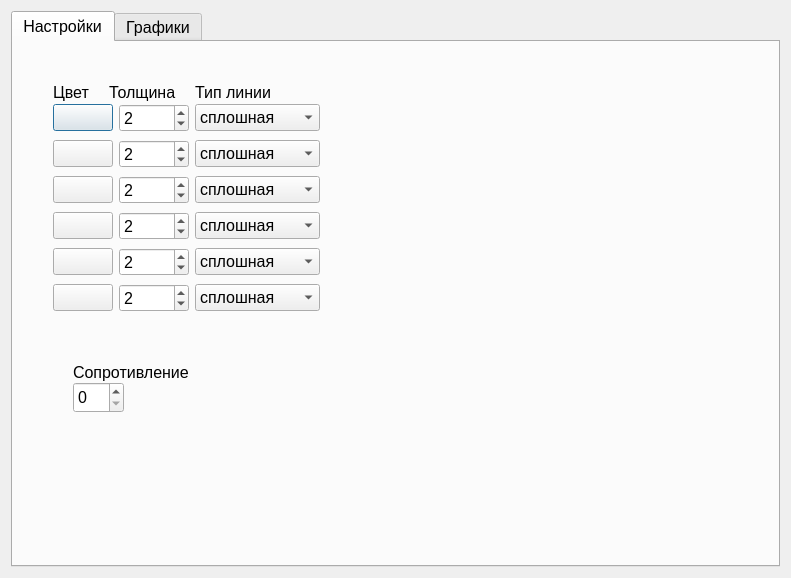
Old version of the form UI.ui in the repository Nenu1985/stend.
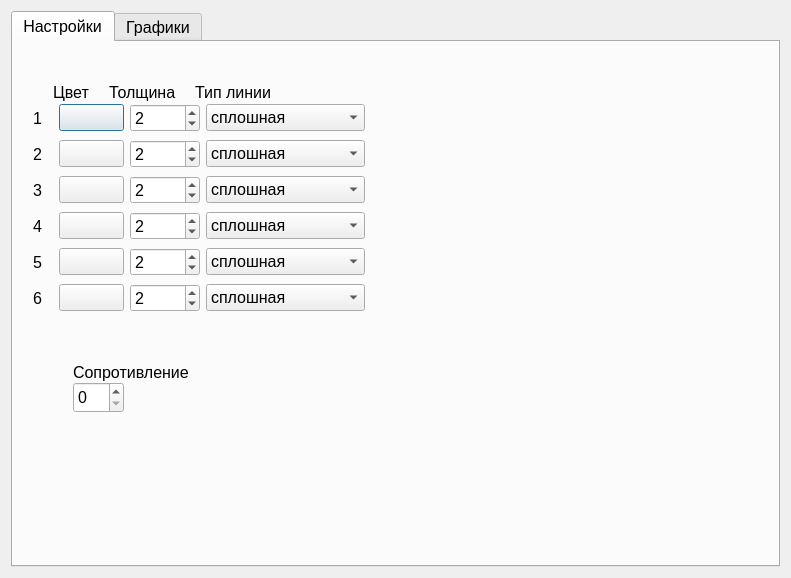
New version of the form. The open tabs and pages were chosen to show the change. Icons and pictures are not drawn.

```diff
--- a/UI.ui
+++ b/UI.ui
@@ -61,41 +61,143 @@
         <string>Сопротивление</string>
        </property>
       </widget>
-      <widget class="QWidget" name="">
+      <widget class="QWidget" name="layoutWidget">
        <property name="geometry">
         <rect>
          <x>40</x>
+         <y>40</y>
+         <width>244</width>
+         <height>21</height>
+        </rect>
+       </property>
+       <layout class="QHBoxLayout" name="horizontalLayout_2">
+        <item>
+         <widget class="QLabel" name="label_4">
+          <property name="minimumSize">
+           <size>
+            <width>50</width>
+            <height>0</height>
+           </size>
+          </property>
+          <property name="maximumSize">
+           <size>
+            <width>50</width>
+            <height>16777215</height>
+           </size>
+          </property>
+          <property name="font">
+           <font>
+            <pointsize>12</pointsize>
+           </font>
+          </property>
+          <property name="text">
+           <string>Цвет</string>
+          </property>
+         </widget>
+        </item>
+        <item>
+         <widget class="QLabel" name="label_5">
+          <property name="minimumSize">
+           <size>
+            <width>80</width>
+            <height>0</height>
+           </size>
+          </property>
+          <property name="maximumSize">
+           <size>
+            <width>80</width>
+            <height>16777215</height>
+           </size>
+          </property>
+          <property name="font">
+           <font>
+            <pointsize>12</pointsize>
+           </font>
+          </property>
+          <property name="text">
+           <string>Толщина</string>
+          </property>
+         </widget>
+        </item>
+        <item>
+         <widget class="QLabel" name="label_6">
+          <property name="minimumSize">
+           <size>
+            <width>100</width>
+            <height>0</height>
+           </size>
+          </property>
+          <property name="maximumSize">
+           <size>
+            <width>100</width>
+            <height>16777215</height>
+           </size>
+          </property>
+          <property name="font">
+           <font>
+            <pointsize>12</pointsize>
+           </font>
+          </property>
+          <property name="text">
+           <string>Тип линии</string>
+          </property>
+         </widget>
+        </item>
+       </layout>
+      </widget>
+      <widget class="QWidget" name="layoutWidget">
+       <property name="geometry">
+        <rect>
+         <x>20</x>
          <y>60</y>
-         <width>267</width>
+         <width>332</width>
          <height>218</height>
         </rect>
        </property>
-       <property name="minimumSize">
-        <size>
-         <width>60</width>
-         <height>0</height>
-        </size>
-       </property>
        <layout class="QGridLayout" name="gridLayout_2">
         <item row="0" column="0">
-         <widget class="QPushButton" name="pushButton_color1">
+         <widget class="QLabel" name="label_8">
           <property name="minimumSize">
            <size>
-            <width>60</width>
+            <width>20</width>
             <height>0</height>
            </size>
           </property>
+          <property name="maximumSize">
+           <size>
+            <width>20</width>
+            <height>16777215</height>
+           </size>
+          </property>
           <property name="font">
            <font>
             <pointsize>12</pointsize>
            </font>
           </property>
           <property name="text">
-           <string/>
+           <string>1</string>
           </property>
          </widget>
         </item>
         <item row="0" column="1">
+         <widget class="QPushButton" name="pushButton_color1">
+          <property name="minimumSize">
+           <size>
+            <width>60</width>
+            <height>0</height>
+           </size>
+          </property>
+          <property name="font">
+           <font>
+            <pointsize>12</pointsize>
+           </font>
+          </property>
+          <property name="text">
+           <string/>
+          </property>
+         </widget>
+        </item>
+        <item row="0" column="2">
          <widget class="QSpinBox" name="spinBox_thickness1">
           <property name="minimumSize">
            <size>
@@ -119,7 +221,7 @@
           </property>
          </widget>
         </item>
-        <item row="0" column="2">
+        <item row="0" column="3">
          <widget class="QComboBox" name="comboBox_linetype1">
           <property name="font">
            <font>
@@ -144,48 +246,72 @@
          </widget>
         </item>
         <item row="1" column="0">
-         <widget class="QPushButton" name="pushButton_color2">
+         <widget class="QLabel" name="label_9">
           <property name="minimumSize">
            <size>
-            <width>60</width>
+            <width>20</width>
             <height>0</height>
            </size>
           </property>
+          <property name="maximumSize">
+           <size>
+            <width>20</width>
+            <height>16777215</height>
+           </size>
+          </property>
           <property name="font">
            <font>
             <pointsize>12</pointsize>
            </font>
           </property>
           <property name="text">
-           <string/>
+           <string>2</string>
           </property>
          </widget>
         </item>
         <item row="1" column="1">
-         <widget class="QSpinBox" name="spinBox_thickness2">
+         <widget class="QPushButton" name="pushButton_color2">
           <property name="minimumSize">
            <size>
-            <width>70</width>
+            <width>60</width>
             <height>0</height>
            </size>
           </property>
-          <property name="maximumSize">
-           <size>
-            <width>70</width>
-            <height>16777215</height>
-           </size>
-          </property>
           <property name="font">
            <font>
             <pointsize>12</pointsize>
            </font>
           </property>
-          <property name="value">
-           <number>2</number>
+          <property name="text">
+           <string/>
           </property>
          </widget>
         </item>
         <item row="1" column="2">
+         <widget class="QSpinBox" name="spinBox_thickness2">
+          <property name="minimumSize">
+           <size>
+            <width>70</width>
+            <height>0</height>
+           </size>
+          </property>
+          <property name="maximumSize">
+           <size>
+            <width>70</width>
+            <height>16777215</height>
+           </size>
+          </property>
+          <property name="font">
+           <font>
+            <pointsize>12</pointsize>
+           </font>
+          </property>
+          <property name="value">
+           <number>2</number>
+          </property>
+         </widget>
+        </item>
+        <item row="1" column="3">
          <widget class="QComboBox" name="comboBox_linetype2">
           <property name="font">
            <font>
@@ -210,48 +336,72 @@
          </widget>
         </item>
         <item row="2" column="0">
-         <widget class="QPushButton" name="pushButton_color3">
+         <widget class="QLabel" name="label_10">
           <property name="minimumSize">
            <size>
-            <width>60</width>
+            <width>20</width>
             <height>0</height>
            </size>
           </property>
+          <property name="maximumSize">
+           <size>
+            <width>20</width>
+            <height>16777215</height>
+           </size>
+          </property>
           <property name="font">
            <font>
             <pointsize>12</pointsize>
            </font>
           </property>
           <property name="text">
-           <string/>
+           <string>3</string>
           </property>
          </widget>
         </item>
         <item row="2" column="1">
-         <widget class="QSpinBox" name="spinBox_thickness3">
+         <widget class="QPushButton" name="pushButton_color3">
           <property name="minimumSize">
            <size>
-            <width>70</width>
+            <width>60</width>
             <height>0</height>
            </size>
           </property>
-          <property name="maximumSize">
-           <size>
-            <width>70</width>
-            <height>16777215</height>
-           </size>
-          </property>
           <property name="font">
            <font>
             <pointsize>12</pointsize>
            </font>
           </property>
-          <property name="value">
-           <number>2</number>
+          <property name="text">
+           <string/>
           </property>
          </widget>
         </item>
         <item row="2" column="2">
+         <widget class="QSpinBox" name="spinBox_thickness3">
+          <property name="minimumSize">
+           <size>
+            <width>70</width>
+            <height>0</height>
+           </size>
+          </property>
+          <property name="maximumSize">
+           <size>
+            <width>70</width>
+            <height>16777215</height>
+           </size>
+          </property>
+          <property name="font">
+           <font>
+            <pointsize>12</pointsize>
+           </font>
+          </property>
+          <property name="value">
+           <number>2</number>
+          </property>
+         </widget>
+        </item>
+        <item row="2" column="3">
          <widget class="QComboBox" name="comboBox_linetype3">
           <property name="font">
            <font>
@@ -276,48 +426,72 @@
          </widget>
         </item>
         <item row="3" column="0">
-         <widget class="QPushButton" name="pushButton_color4">
+         <widget class="QLabel" name="label_11">
           <property name="minimumSize">
            <size>
-            <width>60</width>
+            <width>20</width>
             <height>0</height>
            </size>
           </property>
+          <property name="maximumSize">
+           <size>
+            <width>20</width>
+            <height>16777215</height>
+           </size>
+          </property>
           <property name="font">
            <font>
             <pointsize>12</pointsize>
            </font>
           </property>
           <property name="text">
-           <string/>
+           <string>4</string>
           </property>
          </widget>
         </item>
         <item row="3" column="1">
-         <widget class="QSpinBox" name="spinBox_thickness4">
+         <widget class="QPushButton" name="pushButton_color4">
           <property name="minimumSize">
            <size>
-            <width>70</width>
+            <width>60</width>
             <height>0</height>
            </size>
           </property>
-          <property name="maximumSize">
-           <size>
-            <width>70</width>
-            <height>16777215</height>
-           </size>
-          </property>
           <property name="font">
            <font>
             <pointsize>12</pointsize>
            </font>
           </property>
-          <property name="value">
-           <number>2</number>
+          <property name="text">
+           <string/>
           </property>
          </widget>
         </item>
         <item row="3" column="2">
+         <widget class="QSpinBox" name="spinBox_thickness4">
+          <property name="minimumSize">
+           <size>
+            <width>70</width>
+            <height>0</height>
+           </size>
+          </property>
+          <property name="maximumSize">
+           <size>
+            <width>70</width>
+            <height>16777215</height>
+           </size>
+          </property>
+          <property name="font">
+           <font>
+            <pointsize>12</pointsize>
+           </font>
+          </property>
+          <property name="value">
+           <number>2</number>
+          </property>
+         </widget>
+        </item>
+        <item row="3" column="3">
          <widget class="QComboBox" name="comboBox_linetype4">
           <property name="font">
            <font>
@@ -342,48 +516,72 @@
          </widget>
         </item>
         <item row="4" column="0">
-         <widget class="QPushButton" name="pushButton_color5">
+         <widget class="QLabel" name="label_12">
           <property name="minimumSize">
            <size>
-            <width>60</width>
+            <width>20</width>
             <height>0</height>
            </size>
           </property>
+          <property name="maximumSize">
+           <size>
+            <width>20</width>
+            <height>16777215</height>
+           </size>
+          </property>
           <property name="font">
            <font>
             <pointsize>12</pointsize>
            </font>
           </property>
           <property name="text">
-           <string/>
+           <string>5</string>
           </property>
          </widget>
         </item>
         <item row="4" column="1">
-         <widget class="QSpinBox" name="spinBox_thickness5">
+         <widget class="QPushButton" name="pushButton_color5">
           <property name="minimumSize">
            <size>
-            <width>70</width>
+            <width>60</width>
             <height>0</height>
            </size>
           </property>
-          <property name="maximumSize">
-           <size>
-            <width>70</width>
-            <height>16777215</height>
-           </size>
-          </property>
           <property name="font">
            <font>
             <pointsize>12</pointsize>
            </font>
           </property>
-          <property name="value">
-           <number>2</number>
+          <property name="text">
+           <string/>
           </property>
          </widget>
         </item>
         <item row="4" column="2">
+         <widget class="QSpinBox" name="spinBox_thickness5">
+          <property name="minimumSize">
+           <size>
+            <width>70</width>
+            <height>0</height>
+           </size>
+          </property>
+          <property name="maximumSize">
+           <size>
+            <width>70</width>
+            <height>16777215</height>
+           </size>
+          </property>
+          <property name="font">
+           <font>
+            <pointsize>12</pointsize>
+           </font>
+          </property>
+          <property name="value">
+           <number>2</number>
+          </property>
+         </widget>
+        </item>
+        <item row="4" column="3">
          <widget class="QComboBox" name="comboBox_linetype5">
           <property name="font">
            <font>
@@ -408,48 +606,72 @@
          </widget>
         </item>
         <item row="5" column="0">
-         <widget class="QPushButton" name="pushButton_color6">
+         <widget class="QLabel" name="label_13">
           <property name="minimumSize">
            <size>
-            <width>60</width>
+            <width>20</width>
             <height>0</height>
            </size>
           </property>
+          <property name="maximumSize">
+           <size>
+            <width>20</width>
+            <height>16777215</height>
+           </size>
+          </property>
           <property name="font">
            <font>
             <pointsize>12</pointsize>
            </font>
           </property>
           <property name="text">
-           <string/>
+           <string>6</string>
           </property>
          </widget>
         </item>
         <item row="5" column="1">
-         <widget class="QSpinBox" name="spinBox_thickness6">
+         <widget class="QPushButton" name="pushButton_color6">
           <property name="minimumSize">
            <size>
-            <width>70</width>
+            <width>60</width>
             <height>0</height>
            </size>
           </property>
-          <property name="maximumSize">
-           <size>
-            <width>70</width>
-            <height>16777215</height>
-           </size>
-          </property>
           <property name="font">
            <font>
             <pointsize>12</pointsize>
            </font>
           </property>
-          <property name="value">
-           <number>2</number>
+          <property name="text">
+           <string/>
           </property>
          </widget>
         </item>
         <item row="5" column="2">
+         <widget class="QSpinBox" name="spinBox_thickness6">
+          <property name="minimumSize">
+           <size>
+            <width>70</width>
+            <height>0</height>
+           </size>
+          </property>
+          <property name="maximumSize">
+           <size>
+            <width>70</width>
+            <height>16777215</height>
+           </size>
+          </property>
+          <property name="font">
+           <font>
+            <pointsize>12</pointsize>
+           </font>
+          </property>
+          <property name="value">
+           <number>2</number>
+          </property>
+         </widget>
+        </item>
+        <item row="5" column="3">
          <widget class="QComboBox" name="comboBox_linetype6">
           <property name="font">
            <font>
@@ -475,90 +697,6 @@
         </item>
        </layout>
       </widget>
-      <widget class="QWidget" name="">
-       <property name="geometry">
-        <rect>
-         <x>40</x>
-         <y>40</y>
-         <width>244</width>
-         <height>21</height>
-        </rect>
-       </property>
-       <layout class="QHBoxLayout" name="horizontalLayout_2">
-        <item>
-         <widget class="QLabel" name="label_4">
-          <property name="minimumSize">
-           <size>
-            <width>50</width>
-            <height>0</height>
-           </size>
-          </property>
-          <property name="maximumSize">
-           <size>
-            <width>50</width>
-            <height>16777215</height>
-           </size>
-          </property>
-          <property name="font">
-           <font>
-            <pointsize>12</pointsize>
-           </font>
-          </property>
-          <property name="text">
-           <string>Цвет</string>
-          </property>
-         </widget>
-        </item>
-        <item>
-         <widget class="QLabel" name="label_5">
-          <property name="minimumSize">
-           <size>
-            <width>80</width>
-            <height>0</height>
-           </size>
-          </property>
-          <property name="maximumSize">
-           <size>
-            <width>80</width>
-            <height>16777215</height>
-           </size>
-          </property>
-          <property name="font">
-           <font>
-            <pointsize>12</pointsize>
-           </font>
-          </property>
-          <property name="text">
-           <string>Толщина</string>
-          </property>
-         </widget>
-        </item>
-        <item>
-         <widget class="QLabel" name="label_6">
-          <property name="minimumSize">
-           <size>
-            <width>100</width>
-            <height>0</height>
-           </size>
-          </property>
-          <property name="maximumSize">
-           <size>
-            <width>100</width>
-            <height>16777215</height>
-           </size>
-          </property>
-          <property name="font">
-           <font>
-            <pointsize>12</pointsize>
-           </font>
-          </property>
-          <property name="text">
-           <string>Тип линии</string>
-          </property>
-         </widget>
-        </item>
-       </layout>
-      </widget>
      </widget>
      <widget class="QWidget" name="tab_2">
       <attribute name="title">
```
Left out of the diff: 130 changed lines with no effect on the pictures.
